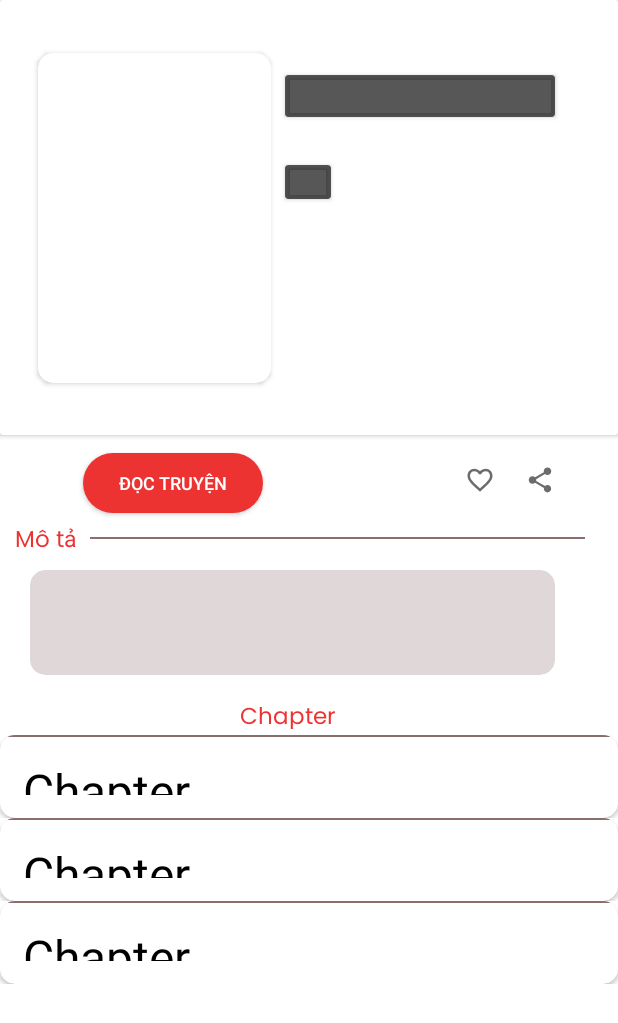
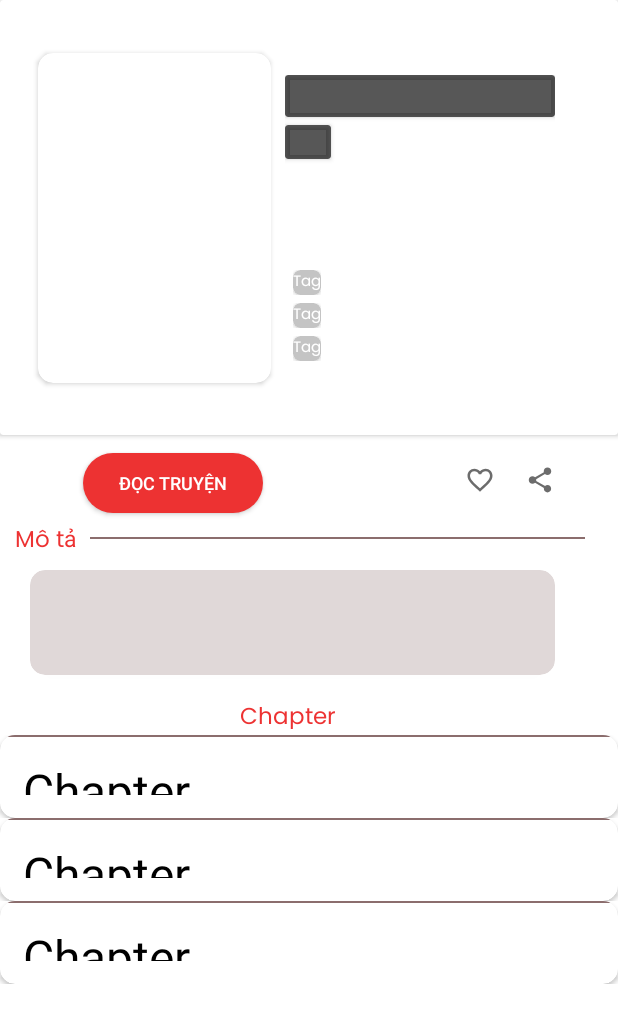
Before and after one commit to Dat0309/Manga-project, an Android app: the layout activity_manga_details.xml on its own in the app's theme, with its tools: preview values and no code run, on a phone screen of 412 x 824 dp. Shown: the top 1023 px of the screen. Run offline under Robolectric (Android 15) with nearby library versions, the light colour scheme and no system bars; Roboto replaces fonts that are not available here.

Commit message:
Hoàn thành DetailsManga

```diff
--- a/MangarReader/app/src/main/res/drawable/custom_type.xml
+++ b/MangarReader/app/src/main/res/drawable/custom_type.xml
@@ -2,8 +2,10 @@
 <selector xmlns:android="http://schemas.android.com/apk/res/android">
     <item android:state_pressed="true">
         <shape android:shape="rectangle">
-            <solid android:color="#54FFFFFF"/>
-            <corners android:radius="15px"/>
+            <solid android:color="#C4C4C4"/>
+            <corners android:radius="15px" />
+            <stroke android:width="2dp"
+                android:color="@color/black"/>
         </shape>
     </item>
     <item android:state_selected="false">
--- a/MangarReader/app/src/main/res/layout/activity_manga_details.xml
+++ b/MangarReader/app/src/main/res/layout/activity_manga_details.xml
@@ -33,12 +33,21 @@
                     android:layout_height="match_parent"
                     android:scaleType="fitXY" />
             </androidx.cardview.widget.CardView>
+            <LinearLayout
+                android:layout_width="wrap_content"
+                android:layout_height="wrap_content">
+
+            </LinearLayout>
+            <RelativeLayout
+                android:layout_width="wrap_content"
+                android:layout_height="100dp"
+                android:layout_marginLeft="190dp"
+                android:layout_marginTop="50dp">
 
                 <androidx.cardview.widget.CardView
+                    android:id="@+id/cardView_Name"
                     android:layout_width="180dp"
                     android:layout_height="wrap_content"
-                android:layout_marginLeft="190dp"
-                android:layout_marginTop="50dp"
                     app:cardBackgroundColor="#A8000000">
 
                     <TextView
@@ -52,38 +61,42 @@
                         android:textFontWeight="10"
                         android:textSize="16dp"
                         android:textStyle="bold" />
-
-
-
                 </androidx.cardview.widget.CardView>
                 <androidx.cardview.widget.CardView
                     android:layout_width="wrap_content"
                     android:layout_height="wrap_content"
-                android:layout_marginLeft="190dp"
-                android:layout_marginTop="110dp"
-
-                app:cardBackgroundColor="#A8000000"
-                >
+                    android:layout_marginTop="5dp"
+                    android:layout_below="@id/cardView_Name"
+                    app:cardBackgroundColor="#A8000000">
                     <TextView
                         android:id="@+id/txt_author"
                         android:layout_width="wrap_content"
                         android:layout_height="wrap_content"
+                        android:layout_marginStart="15dp"
+                        android:layout_marginEnd="15dp"
                         android:fontFamily="@font/poppins"
-                    android:layout_marginEnd="15dp"
-                    android:layout_marginStart="15dp"
                         android:textColor="@color/white"
                         android:textSize="13dp"
                         android:textStyle="normal" />
 
                 </androidx.cardview.widget.CardView>
 
-            <View
-                android:id="@+id/tv_type"
-                android:layout_width="70dp"
-                android:layout_height="20dp"
+
+            </RelativeLayout>
+            <androidx.recyclerview.widget.RecyclerView
+                android:id="@+id/rcv_tag"
+                android:layout_width="wrap_content"
+                android:layout_height="wrap_content"
                 android:layout_marginLeft="190dp"
-                android:layout_marginTop="200dp"
-                android:background="@drawable/custom_type" />
+                android:layout_marginTop="180dp"
+                tools:listitem="@layout/item_tag"
+                app:layout_constraintBottom_toBottomOf="parent"
+                app:layout_constraintEnd_toEndOf="parent"
+                app:layout_constraintStart_toStartOf="parent"
+                app:layout_constraintTop_toTopOf="parent">
+            </androidx.recyclerview.widget.RecyclerView>
+
+
             <ImageView
                 android:id="@+id/btn_back"
                 android:layout_width="20dp"
--- /dev/null
+++ b/MangarReader/app/src/main/res/layout/item_tag.xml
@@ -0,0 +1,23 @@
+<?xml version="1.0" encoding="utf-8"?>
+<LinearLayout xmlns:android="http://schemas.android.com/apk/res/android"
+    android:layout_width="wrap_content"
+    android:layout_height="wrap_content"
+    xmlns:app="http://schemas.android.com/apk/res-auto"
+    android:layout_marginStart="5dp"
+    android:layout_marginBottom="5dp">
+    <androidx.cardview.widget.CardView
+        android:layout_width="match_parent"
+        android:layout_height="match_parent"
+        app:cardCornerRadius="5dp"
+        app:cardBackgroundColor="#C4C4C4">
+        <TextView
+            android:id="@+id/txtTagName"
+            android:layout_width="wrap_content"
+            android:layout_height="wrap_content"
+            android:text="Tag"
+            android:textSize="10dp"
+            android:textColor="@color/white"
+            android:fontFamily="@font/poppins"/>
+    </androidx.cardview.widget.CardView>
+
+</LinearLayout>
```
Also changed, not shown: MangarReader/app/src/main/java/com/dinhtrongdat/mangareaderapp/adapter/TagAdapter.java (added, +51 -0 lines), MangarReader/app/src/main/java/com/dinhtrongdat/mangareaderapp/viewmodel/MangaDetailsAct.java (+17 -5 lines). Lines whose indentation alone changed are shown as unchanged.
